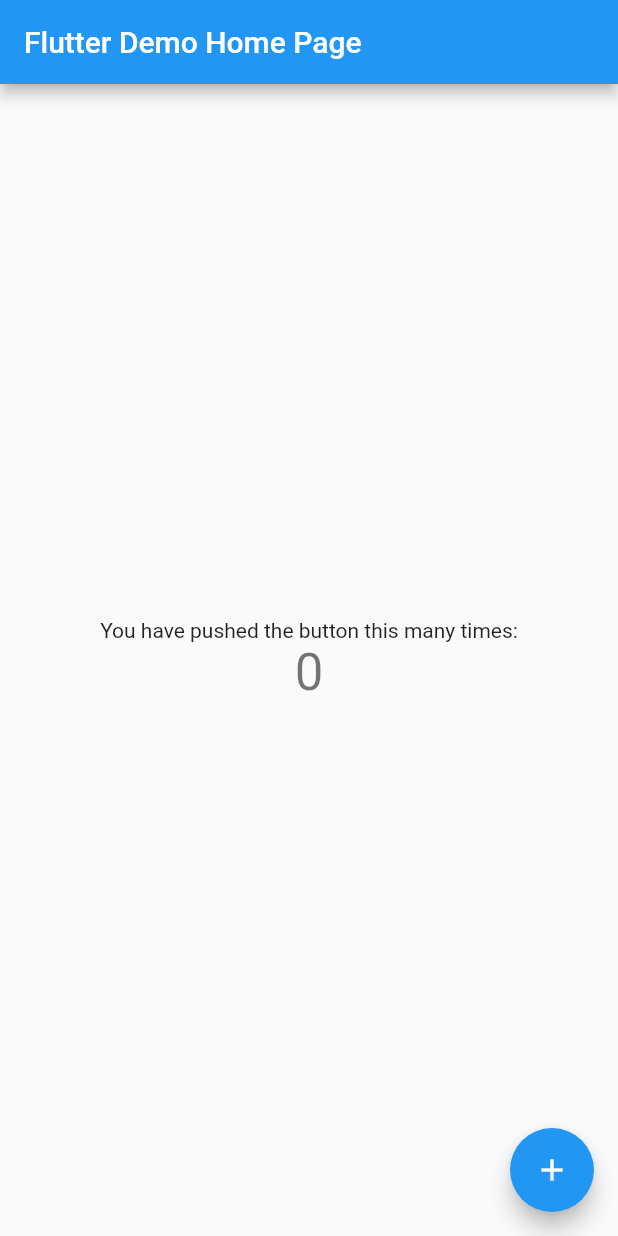
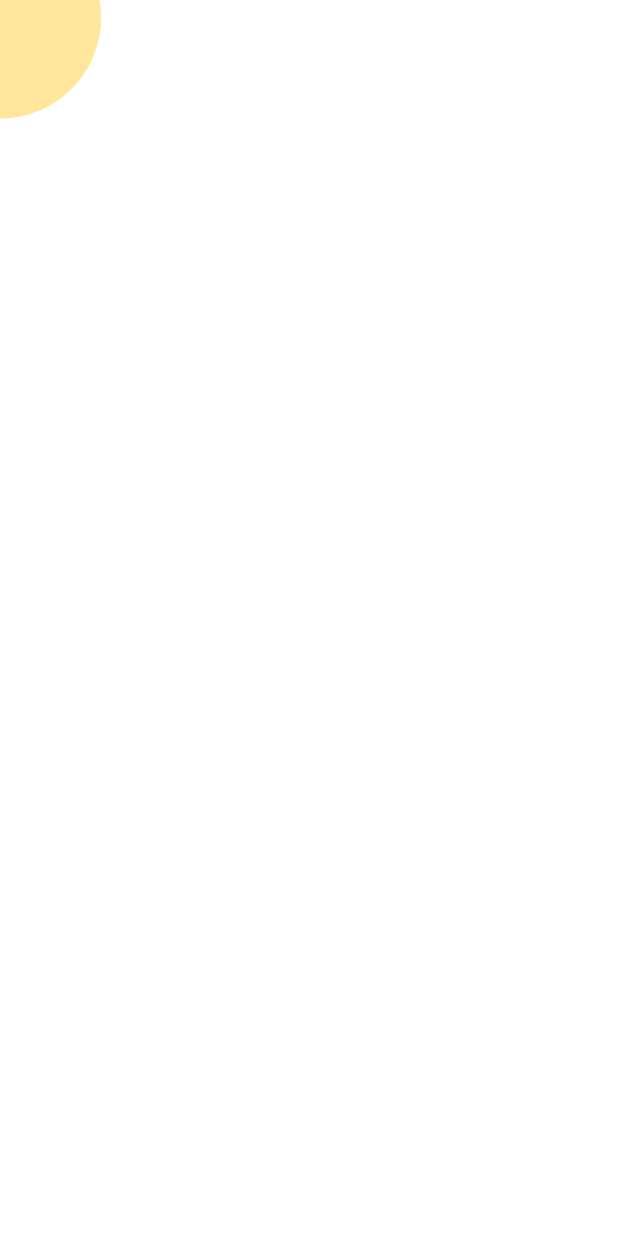
Before and after one commit to arcznze/grocery_tracker_app, a Flutter app: the screen it shows after launch, on a phone screen of 412 x 824 dp. Run offline on Flutter 3.47's test engine with Material 2 defaults, Android fonts, the light colour scheme and no system bars.

Commit message:
added welcome page.

```diff
--- /dev/null
+++ b/lib/Screens/Welcome/components/body.dart
@@ -0,0 +1,24 @@
+import 'package:flutter/material.dart';
+
+class Body extends StatelessWidget {
+  @override
+  Widget build(BuildContext context) {
+    Size size = MediaQuery.of(context).size; //Nos da las dimensiones totales de nuestra pantalla.
+    return Container(
+      height: size.height,
+      width: double.infinity,
+      child: Stack(
+        children: <Widget>[
+          Positioned(
+            top: 0,
+            left: 0,
+            child: Image.asset(
+              "assets/images/topCircle.png",
+              width: size.width,
+              ),
+            )
+        ],
+      ),
+    );
+  }
+}
--- /dev/null
+++ b/lib/Screens/Welcome/welcome_screen.dart
@@ -0,0 +1,11 @@
+import 'package:flutter/material.dart';
+import 'components/body.dart';
+
+class WelcomeScreen extends StatelessWidget {
+  @override
+  Widget build(BuildContext context) {
+    return Scaffold(
+      body: Body(),
+      );
+   }
+}
--- /dev/null
+++ b/lib/constants.dart
@@ -0,0 +1,4 @@
+import 'package:flutter/material.dart';
+
+const kPrimaryColor = Color(0xFF6F35A5);
+const kPrimaryLightColor = Color(0xFFF1E6FF);
--- a/lib/main.dart
+++ b/lib/main.dart
@@ -1,4 +1,6 @@
 import 'package:flutter/material.dart';
+import 'package:grocery_tracker_app/Screens/Welcome/welcome_screen.dart';
+import 'constants.dart';
 
 void main() {
   runApp(const MyApp());
@@ -11,105 +13,13 @@
   @override
   Widget build(BuildContext context) {
     return MaterialApp(
-      title: 'Flutter Demo',
+      debugShowCheckedModeBanner: false,
+      title: 'Flutter Login',
       theme: ThemeData(
-        // This is the theme of your application.
-        //
-        // Try running your application with "flutter run". You'll see the
-        // application has a blue toolbar. Then, without quitting the app, try
-        // changing the primarySwatch below to Colors.green and then invoke
-        // "hot reload" (press "r" in the console where you ran "flutter run",
-        // or simply save your changes to "hot reload" in a Flutter IDE).
-        // Notice that the counter didn't reset back to zero; the application
-        // is not restarted.
-        primarySwatch: Colors.blue,
+        primaryColor: kPrimaryColor,
+        scaffoldBackgroundColor: Colors.white,
       ),
-      home: const MyHomePage(title: 'Flutter Demo Home Page'),
+      home: WelcomeScreen(),
     );
   }
 }
-
-class MyHomePage extends StatefulWidget {
-  const MyHomePage({super.key, required this.title});
-
-  // This widget is the home page of your application. It is stateful, meaning
-  // that it has a State object (defined below) that contains fields that affect
-  // how it looks.
-
-  // This class is the configuration for the state. It holds the values (in this
-  // case the title) provided by the parent (in this case the App widget) and
-  // used by the build method of the State. Fields in a Widget subclass are
-  // always marked "final".
-
-  final String title;
-
-  @override
-  State<MyHomePage> createState() => _MyHomePageState();
-}
-
-class _MyHomePageState extends State<MyHomePage> {
-  int _counter = 0;
-
-  void _incrementCounter() {
-    setState(() {
-      // This call to setState tells the Flutter framework that something has
-      // changed in this State, which causes it to rerun the build method below
-      // so that the display can reflect the updated values. If we changed
-      // _counter without calling setState(), then the build method would not be
-      // called again, and so nothing would appear to happen.
-      _counter++;
-    });
-  }
-
-  @override
-  Widget build(BuildContext context) {
-    // This method is rerun every time setState is called, for instance as done
-    // by the _incrementCounter method above.
-    //
-    // The Flutter framework has been optimized to make rerunning build methods
-    // fast, so that you can just rebuild anything that needs updating rather
-    // than having to individually change instances of widgets.
-    return Scaffold(
-      appBar: AppBar(
-        // Here we take the value from the MyHomePage object that was created by
-        // the App.build method, and use it to set our appbar title.
-        title: Text(widget.title),
-      ),
-      body: Center(
-        // Center is a layout widget. It takes a single child and positions it
-        // in the middle of the parent.
-        child: Column(
-          // Column is also a layout widget. It takes a list of children and
-          // arranges them vertically. By default, it sizes itself to fit its
-          // children horizontally, and tries to be as tall as its parent.
-          //
-          // Invoke "debug painting" (press "p" in the console, choose the
-          // "Toggle Debug Paint" action from the Flutter Inspector in Android
-          // Studio, or the "Toggle Debug Paint" command in Visual Studio Code)
-          // to see the wireframe for each widget.
-          //
-          // Column has various properties to control how it sizes itself and
-          // how it positions its children. Here we use mainAxisAlignment to
-          // center the children vertically; the main axis here is the vertical
-          // axis because Columns are vertical (the cross axis would be
-          // horizontal).
-          mainAxisAlignment: MainAxisAlignment.center,
-          children: <Widget>[
-            const Text(
-              'You have pushed the button this many times:',
-            ),
-            Text(
-              '$_counter',
-              style: Theme.of(context).textTheme.headlineMedium,
-            ),
-          ],
-        ),
-      ),
-      floatingActionButton: FloatingActionButton(
-        onPressed: _incrementCounter,
-        tooltip: 'Increment',
-        child: const Icon(Icons.add),
-      ), // This trailing comma makes auto-formatting nicer for build methods.
-    );
-  }
-}
--- a/pubspec.yaml
+++ b/pubspec.yaml
@@ -59,8 +59,9 @@
   uses-material-design: true
 
   # To add assets to your application, add an assets section, like this:
-  # assets:
-  #   - images/a_dot_burr.jpeg
+  assets:
+    - assets/images/
+    - assets/icons/
   #   - images/a_dot_ham.jpeg
 
   # An image asset can refer to one or more resolution-specific "variants", see
```
Also changed, not shown: assets/images/topCircle.png (added).
